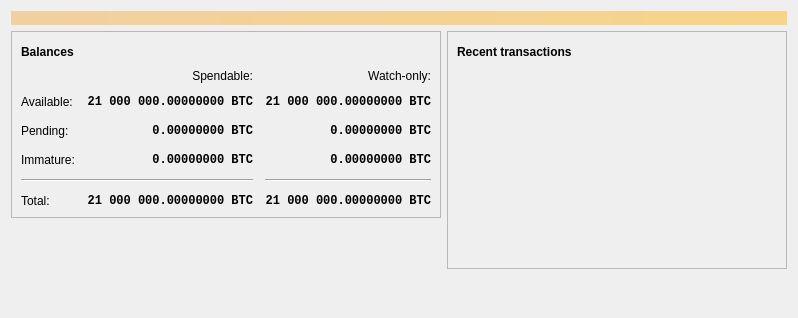
Above: src/qt/forms/overviewpage.ui from sugarchain-project/yumekawa before the change. Below: the same form after it.
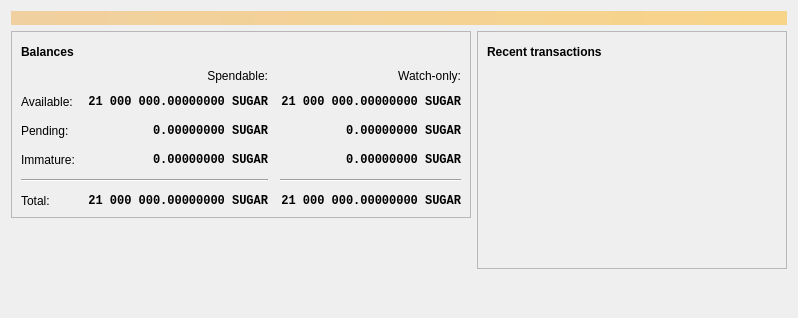
That is the form after the change. Icons and pictures are not drawn.

```diff
--- a/src/qt/forms/overviewpage.ui
+++ b/src/qt/forms/overviewpage.ui
@@ -130,7 +130,7 @@
                <string>Unconfirmed transactions to watch-only addresses</string>
               </property>
               <property name="text">
-               <string notr="true">0.00000000 BTC</string>
+               <string notr="true">0.00000000 SUGAR</string>
               </property>
               <property name="alignment">
                <set>Qt::AlignRight|Qt::AlignTrailing|Qt::AlignVCenter</set>
@@ -156,7 +156,7 @@
                <string>Total of transactions that have yet to be confirmed, and do not yet count toward the spendable balance</string>
               </property>
               <property name="text">
-               <string notr="true">0.00000000 BTC</string>
+               <string notr="true">0.00000000 SUGAR</string>
               </property>
               <property name="alignment">
                <set>Qt::AlignRight|Qt::AlignTrailing|Qt::AlignVCenter</set>
@@ -182,7 +182,7 @@
                <string>Mined balance in watch-only addresses that has not yet matured</string>
               </property>
               <property name="text">
-               <string notr="true">0.00000000 BTC</string>
+               <string notr="true">0.00000000 SUGAR</string>
               </property>
               <property name="alignment">
                <set>Qt::AlignRight|Qt::AlignTrailing|Qt::AlignVCenter</set>
@@ -241,7 +241,7 @@
                <string>Mined balance that has not yet matured</string>
               </property>
               <property name="text">
-               <string notr="true">0.00000000 BTC</string>
+               <string notr="true">0.00000000 SUGAR</string>
               </property>
               <property name="alignment">
                <set>Qt::AlignRight|Qt::AlignTrailing|Qt::AlignVCenter</set>
@@ -287,7 +287,7 @@
                <string>Your current total balance</string>
               </property>
               <property name="text">
-               <string notr="true">21 000 000.00000000 BTC</string>
+               <string notr="true">21 000 000.00000000 SUGAR</string>
               </property>
               <property name="alignment">
                <set>Qt::AlignRight|Qt::AlignTrailing|Qt::AlignVCenter</set>
@@ -313,7 +313,7 @@
                <string>Current total balance in watch-only addresses</string>
               </property>
               <property name="text">
-               <string notr="true">21 000 000.00000000 BTC</string>
+               <string notr="true">21 000 000.00000000 SUGAR</string>
               </property>
               <property name="alignment">
                <set>Qt::AlignRight|Qt::AlignTrailing|Qt::AlignVCenter</set>
@@ -356,7 +356,7 @@
                <string>Your current spendable balance</string>
               </property>
               <property name="text">
-               <string notr="true">21 000 000.00000000 BTC</string>
+               <string notr="true">21 000 000.00000000 SUGAR</string>
               </property>
               <property name="alignment">
                <set>Qt::AlignRight|Qt::AlignTrailing|Qt::AlignVCenter</set>
@@ -382,7 +382,7 @@
                <string>Your current balance in watch-only addresses</string>
               </property>
               <property name="text">
-               <string notr="true">21 000 000.00000000 BTC</string>
+               <string notr="true">21 000 000.00000000 SUGAR</string>
               </property>
               <property name="alignment">
                <set>Qt::AlignRight|Qt::AlignTrailing|Qt::AlignVCenter</set>
```
Left out of the diff: 4 changed lines with no effect on the pictures.
